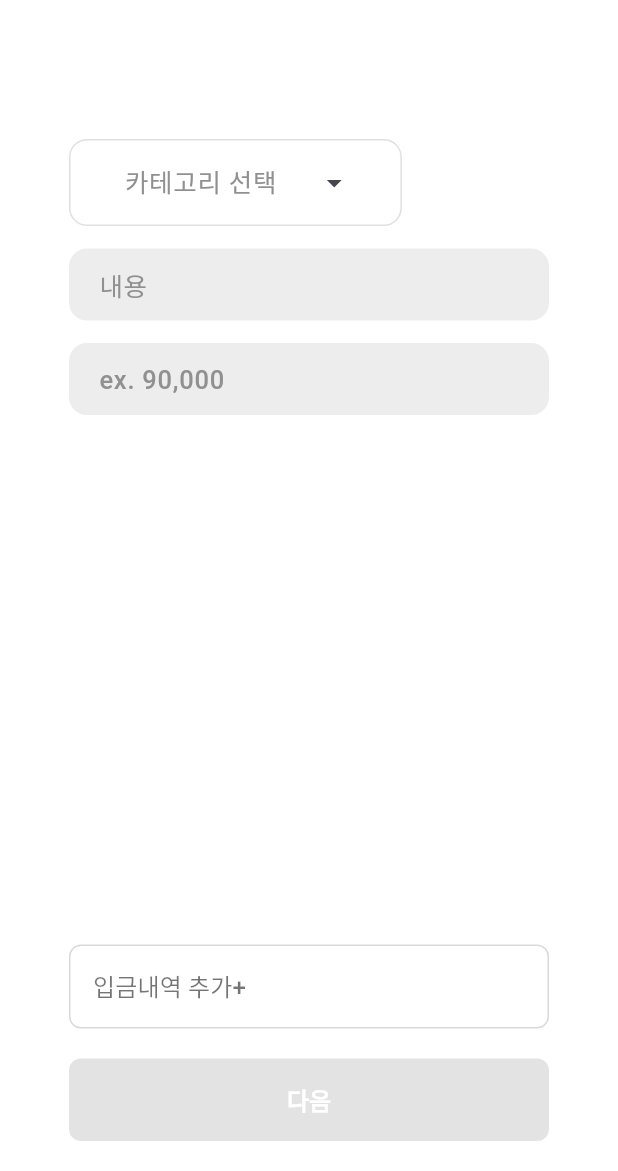
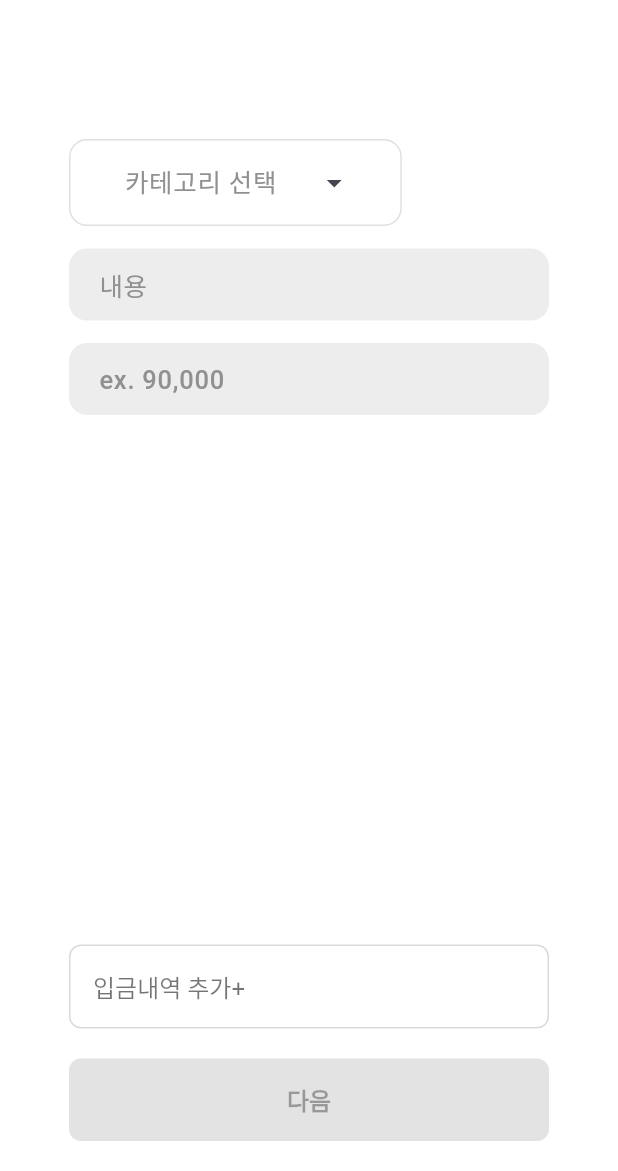
Before and after one commit to LeeHgg/Sotong-money-management-app, a Flutter app: the Deposit screen opened by its route, on a phone screen of 412 x 824 dp, the part 65-1236 px from its top. Run offline on Flutter 3.47's test engine with Material 3 defaults, Android fonts, the phone set to English and light mode, and no system bars; our stand-ins replace cloud_firestore, firebase_auth, firebase_core, firebase_storage, flutter_svg, google_sign_in and 1 more; accounts and stored records are empty; Roboto replaces fonts that are missing (Pretendard); project files that could hold a hidden picture were left out.

```diff
--- a/lib/screens/additional/additional_choice.dart
+++ b/lib/screens/additional/additional_choice.dart
@@ -51,7 +51,7 @@ class AdditionalChoice extends StatelessWidget {
                   '추가 입금이 생겼어요',
                   style: TextStyle(
                     fontSize: 17,
-                    fontWeight: FontWeight.bold,
+                    fontWeight: FontWeight.normal,
                     letterSpacing: -1,
                   ),
                 ),
@@ -79,7 +79,7 @@ class AdditionalChoice extends StatelessWidget {
                   '추가 지출이 생겼어요',
                   style: TextStyle(
                     fontSize: 17,
-                    fontWeight: FontWeight.bold,
+                    fontWeight: FontWeight.normal,
                     letterSpacing: -1,
                   ),
                 ),
--- a/lib/screens/additional/deposit/deposit.dart
+++ b/lib/screens/additional/deposit/deposit.dart
@@ -69,7 +69,7 @@ class _DepositState extends State<Deposit> {
       appBar: AppBar(
         leading: IconButton(
           icon: const Icon(Icons.arrow_back),
-          onPressed: () => Navigator.pushNamed(context, '/'),
+          onPressed: () => Navigator.pop(context),
         ),
         title: const Text('추가입금'),
         backgroundColor: Colors.transparent,
@@ -84,7 +84,6 @@ class _DepositState extends State<Deposit> {
             Container(
               padding: const EdgeInsets.symmetric(horizontal: 16),
               decoration: BoxDecoration(
-                color: Colors.white,
                 border: Border.all(color: Colors.grey[300]!),
                 borderRadius: BorderRadius.circular(12),
               ),
@@ -166,27 +165,10 @@ class _DepositState extends State<Deposit> {
 
             TextButton(
               onPressed: _addDepositItem,
-              style: TextButton.styleFrom(
-                padding: const EdgeInsets.all(16),
-                backgroundColor: Colors.white,
-                shape: RoundedRectangleBorder(
-                  borderRadius: BorderRadius.circular(8),
-                  side: const BorderSide(
-                    color: Color(0xFFD9D9D9),
-                    width: 1,
-                  ),
-                ),
-              ),
               child: Row(
                 mainAxisAlignment: MainAxisAlignment.start,
                 children: const [
-                  Text(
-                    '입금내역 추가+',
-                    style: TextStyle(
-                      color: Colors.black54,
-                      fontSize: 16,
-                    ),
-                  ),
+                  Text('입금내역 추가+'),
                 ],
               ),
             ),
@@ -198,20 +180,7 @@ class _DepositState extends State<Deposit> {
                 onPressed: depositItems.isEmpty ? null : () {
                   Navigator.pushNamed(context, '/amount_change_choice');
                 },
-                style: ElevatedButton.styleFrom(
-                  backgroundColor: const Color(0xFF0062FF),
-                  shape: RoundedRectangleBorder(
-                    borderRadius: BorderRadius.circular(8),
-                  ),
-                ),
-                child: const Text(
-                  '다음',
-                  style: TextStyle(
-                    color: Colors.white,
-                    fontSize: 16,
-                    fontWeight: FontWeight.bold,
-                  ),
-                ),
+                child: const Text('다음'),
               ),
             ),
             const SizedBox(height: 20),
--- a/lib/screens/additional/deposit/period_application_complete.dart
+++ b/lib/screens/additional/deposit/period_application_complete.dart
@@ -41,7 +41,7 @@ class PeriodApplicationComplete extends StatelessWidget {
                 height: 50,
                 child: ElevatedButton(
                   onPressed: () {
-                    Navigator.pushNamed(context, '/');
+                    Navigator.pushReplacementNamed(context, '/');
                   },
                   child: const Text('확인했어요'),
                 ),
```
Also changed, not shown: lib/app.dart (+29 -5 lines), lib/screens/additional/deposit/amount_change_choice.dart (+7 -16 lines), lib/screens/additional/deposit/limit_application_complete.dart (added, +64 -0 lines).
